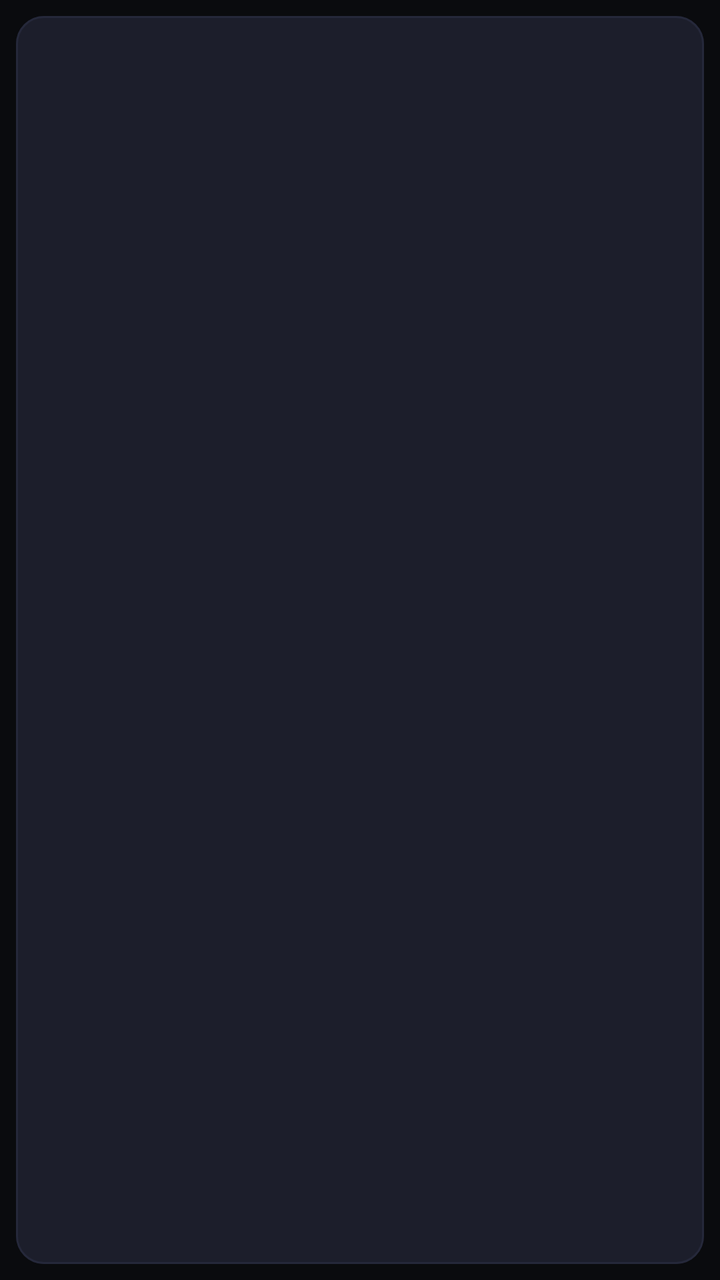
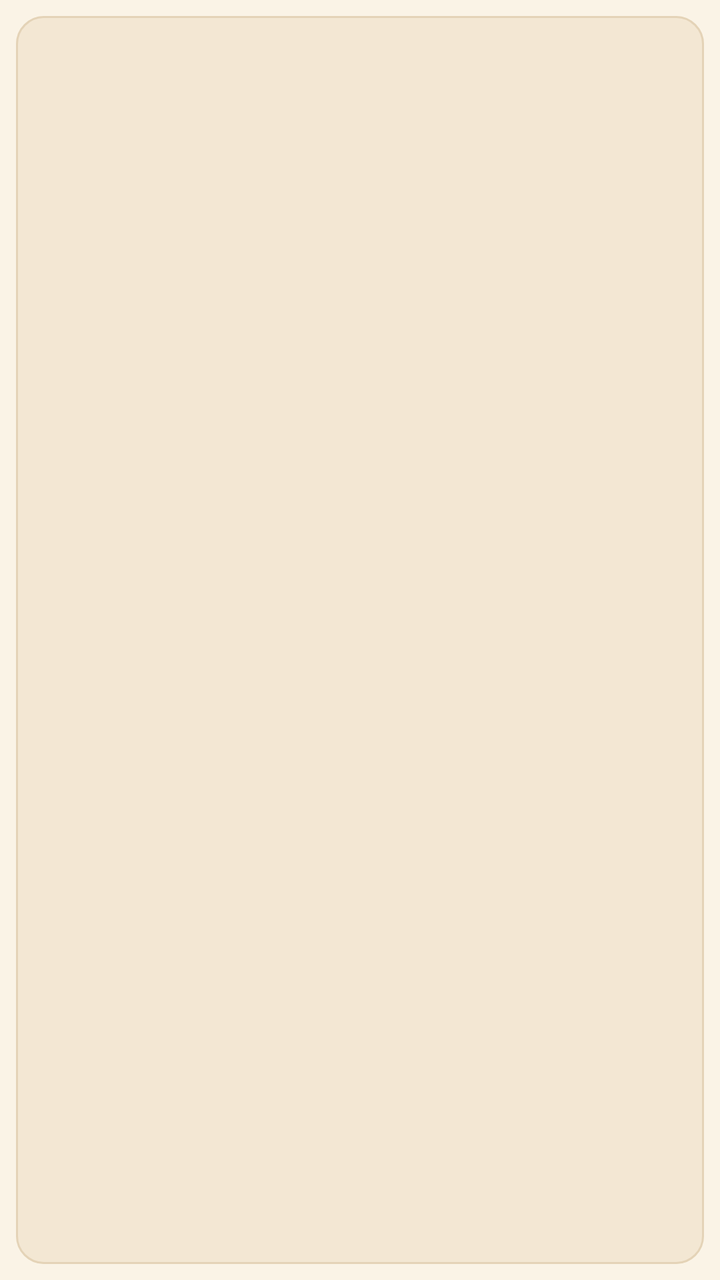

Compare the two renders of this Android layout. The source of the first and the diff that turns it into the second are given below.
<!-- AndroidManifest.xml: application theme Theme.AniUaDownloader -->
<!-- res/layout/item_chip_studio.xml -->
<?xml version="1.0" encoding="utf-8"?>
<com.google.android.material.chip.Chip 
    xmlns:android="http://schemas.android.com/apk/res/android"
    xmlns:app="http://schemas.android.com/apk/res-auto"
    style="@style/Widget.Material3.Chip.Filter"
    android:layout_width="wrap_content"
    android:layout_height="40dp"
    android:layout_marginEnd="6dp"
    android:checkable="true"
    android:textColor="@color/text_primary"
    android:textSize="12sp"
    android:textStyle="bold"
    app:chipBackgroundColor="@color/bg_chip_state"
    app:chipCornerRadius="14dp"
    app:chipStrokeColor="@color/aniyomi_surface_highlight"
    app:chipStrokeWidth="1dp" />
<!-- resources referenced by this layout -->
<resources>
  <color name="aniyomi_surface_highlight">#25283A</color>
  <color name="text_primary">#FFFFFF</color>
  <style name="Theme.AniUaDownloader" parent="Theme.Material3.Dark.NoActionBar">
          <item name="colorPrimary">@color/primary_variant</item>
          <item name="colorOnPrimary">@color/white</item>
          <item name="colorPrimaryContainer">@color/primary_container</item>
          <item name="colorSecondary">@color/accent_cyan</item>
          <item name="android:colorBackground">@color/aniyomi_bg</item>
          <item name="colorSurface">@color/aniyomi_surface</item>
          <item name="colorSurfaceVariant">@color/aniyomi_surface_elevated</item>
          <item name="android:statusBarColor">@color/aniyomi_bg</item>
          <item name="android:navigationBarColor">@color/aniyomi_bg</item>
      </style>
  <color name="primary_variant">#7C4DFF</color>
  <color name="white">#FFFFFF</color>
  <color name="primary_container">#2B1B4D</color>
  <color name="accent_cyan">#00E5FF</color>
  <color name="aniyomi_bg">#0A0B0E</color>
  <color name="aniyomi_surface">#14161F</color>
  <color name="aniyomi_surface_elevated">#1C1E2B</color>
</resources>

<!-- the commit's change to res/layout/item_chip_studio.xml (unified diff, before → after) -->
@@ -7,7 +7,7 @@
     android:layout_height="40dp"
     android:layout_marginEnd="6dp"
     android:checkable="true"
-    android:textColor="@color/text_primary"
+    android:textColor="@color/text_chip_state"
     android:textSize="12sp"
     android:textStyle="bold"
     app:chipBackgroundColor="@color/bg_chip_state"
<!-- resource entries referenced after the edit -->
@@ -1,24 +1,31 @@
 <!-- resources referenced by this layout -->
 <resources>
-  <color name="aniyomi_surface_highlight">#25283A</color>
-  <color name="text_primary">#FFFFFF</color>
-  <style name="Theme.AniUaDownloader" parent="Theme.Material3.Dark.NoActionBar">
+  <color name="aniyomi_surface_highlight">#E4D3B7</color>
+  <color name="text_primary">#2B2118</color>
+  <style name="Theme.AniUaDownloader" parent="Theme.Material3.Light.NoActionBar">
           <item name="colorPrimary">@color/primary_variant</item>
           <item name="colorOnPrimary">@color/white</item>
           <item name="colorPrimaryContainer">@color/primary_container</item>
+          <item name="colorOnPrimaryContainer">@color/text_primary</item>
           <item name="colorSecondary">@color/accent_cyan</item>
+          <item name="colorOnSecondary">@color/white</item>
           <item name="android:colorBackground">@color/aniyomi_bg</item>
           <item name="colorSurface">@color/aniyomi_surface</item>
+          <item name="colorOnSurface">@color/text_primary</item>
           <item name="colorSurfaceVariant">@color/aniyomi_surface_elevated</item>
+          <item name="colorOnSurfaceVariant">@color/text_secondary</item>
           <item name="android:statusBarColor">@color/aniyomi_bg</item>
           <item name="android:navigationBarColor">@color/aniyomi_bg</item>
+          <item name="android:windowLightStatusBar">true</item>
+          <item name="android:windowLightNavigationBar" tools:targetApi="27">true</item>
       </style>
-  <color name="primary_variant">#7C4DFF</color>
+  <color name="primary_variant">#B86B2B</color>
   <color name="white">#FFFFFF</color>
-  <color name="primary_container">#2B1B4D</color>
-  <color name="accent_cyan">#00E5FF</color>
-  <color name="aniyomi_bg">#0A0B0E</color>
-  <color name="aniyomi_surface">#14161F</color>
-  <color name="aniyomi_surface_elevated">#1C1E2B</color>
+  <color name="primary_container">#F4DEC3</color>
+  <color name="accent_cyan">#9A5018</color>
+  <color name="aniyomi_bg">#FAF3E6</color>
+  <color name="aniyomi_surface">#FFFBF3</color>
+  <color name="aniyomi_surface_elevated">#F3E7D3</color>
+  <color name="text_secondary">#665546</color>
 </resources>
 
